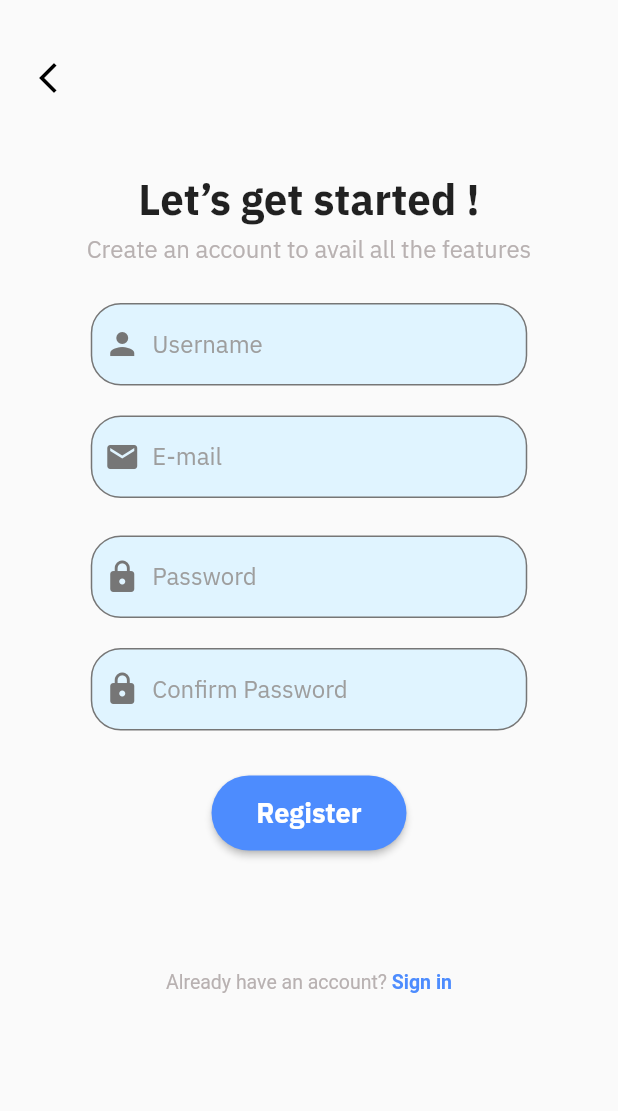
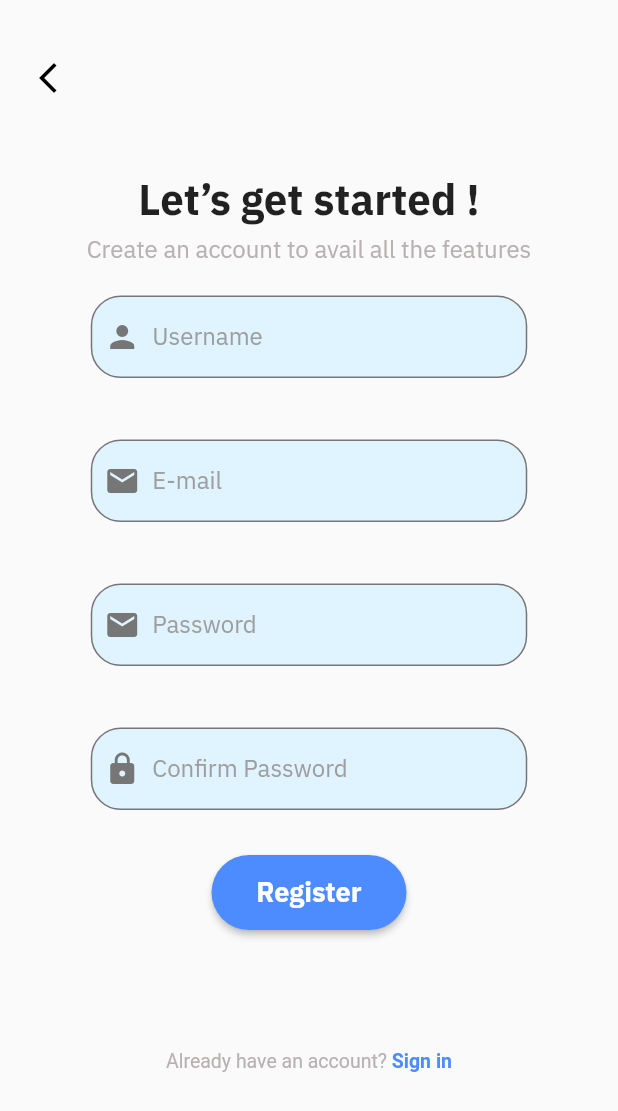
Before and after one commit to ppinng/warnalertwithme, a Flutter app: the RegisterPage screen opened directly, on a phone screen of 412 x 824 dp. Shown: the top 1111 px of the screen. Run offline on Flutter 3.47's test engine with Material 2 defaults, Android fonts, the phone set to English and light mode, and no system bars; our stand-ins replace font_awesome_flutter, google_maps_flutter, location, smooth_page_indicator.

Commit message:
[ADD] Register page

```diff
--- a/lib/page/register.dart
+++ b/lib/page/register.dart
@@ -8,7 +8,7 @@ import 'package:http/http.dart' as http;
 import 'dart:convert';
 
 class RegisterPage extends StatefulWidget {
-  const RegisterPage({super.key});
+  const RegisterPage({Key? key}) : super(key: key);
 
   @override
   // ignore: library_private_types_in_public_api
@@ -129,8 +129,11 @@ class _RegisterPageState extends State<RegisterPage> {
                   ),
                 ),
                 Padding(
-                  padding: const EdgeInsets.only(top: 25),
-                  child: Container(
+                  padding: const EdgeInsets.only(top: 20),
+                  child: Column(
+                    crossAxisAlignment: CrossAxisAlignment.start,
+                    children: [
+                      Container(
                         width: 291,
                         height: 55,
                         decoration: blueBoxDecoration,
@@ -148,19 +151,30 @@ class _RegisterPageState extends State<RegisterPage> {
                                 controller: _usernameController,
                                 decoration: customInputDecoration.copyWith(
                                   hintText: 'Username',
-                              errorStyle: const TextStyle(color: Colors.red),
-                              errorText:
-                                  _isNotValidate ? "Enter your Username" : null,
                                 ),
                               ),
                             ),
                           ],
                         ),
                       ),
+                      Padding(
+                        padding: const EdgeInsets.only(top: 5, left: 10),
+                        child: Text(
+                          _isNotValidate ? "Please enter your username" : "",
+                          style: const TextStyle(
+                            color: Colors.red,
+                            fontSize: 12),
+                        ),
+                      ),
+                    ],
+                  ),
                 ),
                 Padding(
                   padding: const EdgeInsets.only(top: 20),
-                  child: Container(
+                  child: Column(
+                    crossAxisAlignment: CrossAxisAlignment.start,
+                    children: [
+                      Container(
                         width: 291,
                         height: 55,
                         decoration: blueBoxDecoration,
@@ -178,19 +192,30 @@ class _RegisterPageState extends State<RegisterPage> {
                                 controller: _emailController,
                                 decoration: customInputDecoration.copyWith(
                                   hintText: 'E-mail',
-                              errorStyle: const TextStyle(color: Colors.red),
-                              errorText:
-                                  _isNotValidate ? "Enter your Email" : null,
                                 ),
                               ),
                             ),
                           ],
                         ),
                       ),
+                      Padding(
+                        padding: const EdgeInsets.only(top: 5, left: 10),
+                        child: Text(
+                          _isNotValidate ? "Please enter your Email" : "",
+                          style: const TextStyle(
+                            color: Colors.red,
+                            fontSize: 12),
+                        ),
+                      ),
+                    ],
+                  ),
                 ),
                 Padding(
-                  padding: const EdgeInsets.only(top: 25),
-                  child: Container(
+                  padding: const EdgeInsets.only(top: 20),
+                  child: Column(
+                    crossAxisAlignment: CrossAxisAlignment.start,
+                    children: [
+                      Container(
                         width: 291,
                         height: 55,
                         decoration: blueBoxDecoration,
@@ -199,24 +224,31 @@ class _RegisterPageState extends State<RegisterPage> {
                             const Padding(
                               padding: EdgeInsets.all(8),
                               child: Icon(
-                            Icons.lock,
+                                Icons.email,
                                 color: kFontGrey3,
                               ),
                             ),
                             Expanded(
                               child: TextField(
                                 controller: _passController,
-                            obscureText: true,
                                 decoration: customInputDecoration.copyWith(
                                   hintText: 'Password',
-                              errorStyle: const TextStyle(color: Colors.red),
-                              errorText:
-                                  _isNotValidate ? "Enter your Password" : null,
                                 ),
                               ),
                             ),
                           ],
                         ),
+                      ),
+                      Padding(
+                        padding: const EdgeInsets.only(top: 5, left: 10),
+                        child: Text(
+                          _isNotValidate ? "Please enter your password" : "",
+                          style: const TextStyle(
+                            color: Colors.red,
+                            fontSize: 12),
+                        ),
+                      ),
+                    ],
                   ),
                 ),
                 Padding(
```
Lines whose indentation alone changed are shown as unchanged.
